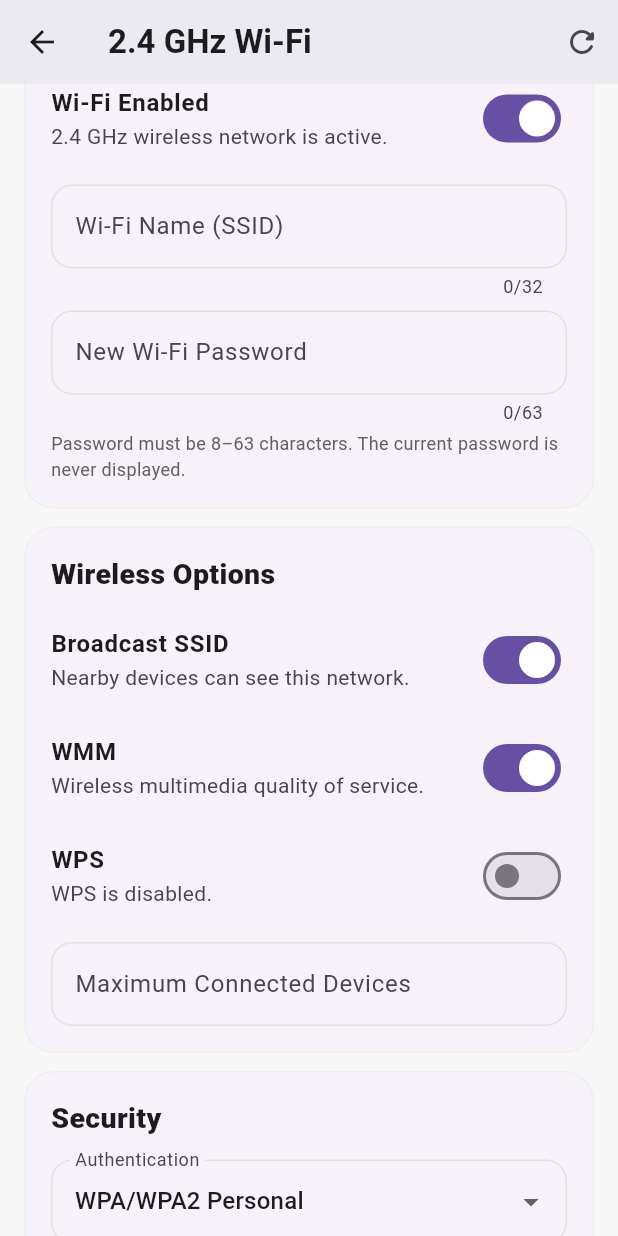
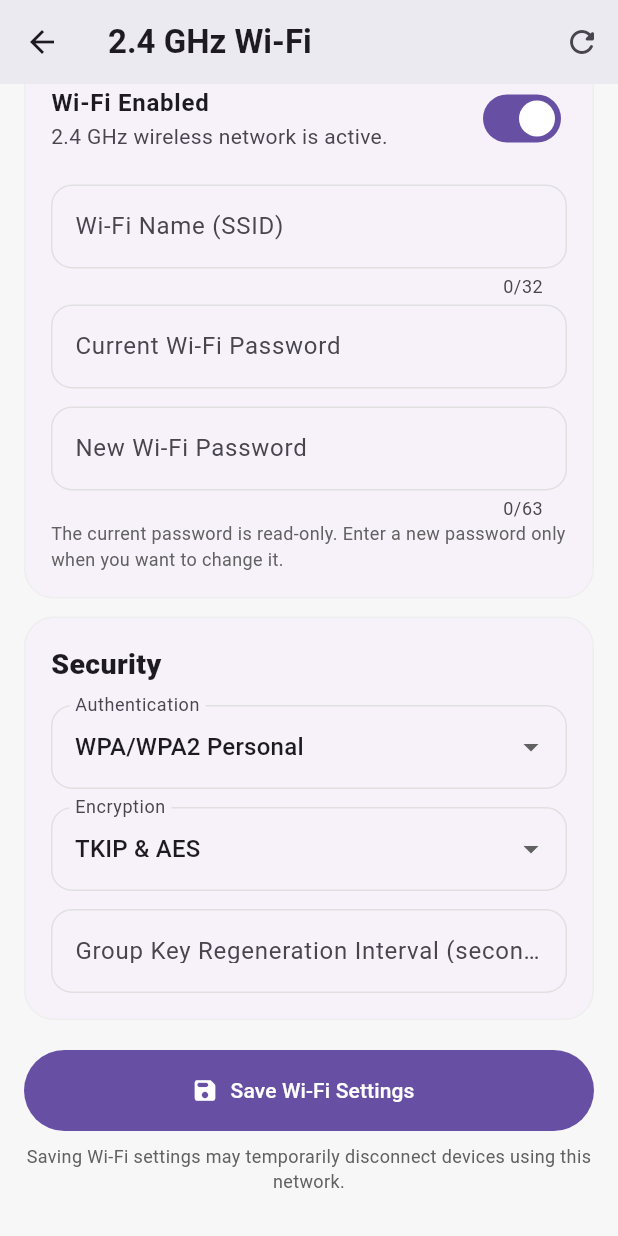
Before and after one commit to jobs2019/router-manager, a Flutter app: the HuaweiWifiSettingsScreen screen opened directly with empty values, scrolled down 292 dp, on a phone screen of 412 x 824 dp. Run offline on Flutter 3.47's test engine with Material 3 defaults, Android fonts, the phone set to English and light mode, and no system bars; missing offline and left inert: network_info_plus; network calls fail.

Commit message:
Simplify 2.4 GHz Wi-Fi UI and fix password save path

```diff
--- a/lib/screens/huawei_wifi_settings_screen.dart
+++ b/lib/screens/huawei_wifi_settings_screen.dart
@@ -1,7 +1,9 @@
 import 'package:flutter/material.dart';
 
+import '../models/huawei_simple_wifi_settings.dart';
 import '../models/huawei_wifi_settings.dart';
 import '../services/huawei_api.dart';
+import '../services/huawei_wifi_password.dart';
 
 class HuaweiWifiSettingsScreen extends StatefulWidget {
   final HuaweiApi api;
@@ -19,7 +21,8 @@ class HuaweiWifiSettingsScreen extends StatefulWidget {
 class _HuaweiWifiSettingsScreenState
     extends State<HuaweiWifiSettingsScreen> {
   final _ssidController = TextEditingController();
-  final _passwordController = TextEditingController();
+  final _currentPasswordController = TextEditingController();
+  final _newPasswordController = TextEditingController();
   final _maxDevicesController = TextEditingController();
   final _groupRekeyController = TextEditingController();
 
@@ -45,7 +48,8 @@ class _HuaweiWifiSettingsScreenState
   @override
   void dispose() {
     _ssidController.dispose();
-    _passwordController.dispose();
+    _currentPasswordController.dispose();
+    _newPasswordController.dispose();
     _maxDevicesController.dispose();
     _groupRekeyController.dispose();
     super.dispose();
@@ -61,6 +65,11 @@ class _HuaweiWifiSettingsScreenState
     try {
       final settings = await widget.api.get2GWifiSettings();
       _applySettings(settings);
+
+      final currentPassword = await widget.api.get2GCurrentPassword();
+      if (mounted) {
+        _currentPasswordController.text = currentPassword;
+      }
     } catch (e) {
       if (mounted) {
         setState(() {
@@ -94,6 +103,7 @@ class _HuaweiWifiSettingsScreenState
     final ssid = _ssidController.text.trim();
     final maxDevices = int.tryParse(_maxDevicesController.text.trim());
     final groupRekey = int.tryParse(_groupRekeyController.text.trim());
+    final newPassword = _newPasswordController.text.trim();
 
     if (ssid.isEmpty || ssid.length > 32) {
       _showError('Wi-Fi name must contain 1–32 characters.');
@@ -110,10 +120,9 @@ class _HuaweiWifiSettingsScreenState
       return;
     }
 
-    final password = _passwordController.text;
-    if (password.isNotEmpty &&
-        (password.length < 8 || password.length > 63)) {
-      _showError('Wi-Fi password must contain 8–63 characters.');
+    if (newPassword.isNotEmpty &&
+        (newPassword.length < 8 || newPassword.length > 63)) {
+      _showError('New Wi-Fi password must contain 8–63 characters.');
       return;
     }
 
@@ -136,16 +145,45 @@ class _HuaweiWifiSettingsScreenState
     });
 
     try {
+      // The captured Huawei simple Wi-Fi request is the reliable path for
+      // changing the PSK. It updates m.Key and psk1.PreSharedKey.
+      if (newPassword.isNotEmpty) {
+        final simple = await widget.api.getSimpleWifiSettings();
+
+        final updated2G = HuaweiSimpleWifiBandSettings(
+          enabled: settings.enabled,
+          ssid: settings.ssid,
+          broadcastSsid: settings.broadcastSsid,
+          wmmEnabled: simple.band2G.wmmEnabled,
+          staIsolation: simple.band2G.staIsolation,
+          maxAssociateNum: simple.band2G.maxAssociateNum,
+        );
+
+        await widget.api.updateSimpleWifiSettings(
+          band2G: updated2G,
+          band5G: simple.band5G,
+          password2G: newPassword,
+        );
+      }
+
+      // Keep the existing advanced 2.4 GHz save path for the security
+      // settings. Do not send the password through this path because the
+      // simplewificfg request above is the captured working password path.
       await widget.api.update2GWifiSettings(
         settings: settings,
-        password: password.isEmpty ? null : password,
+        password: null,
       );
 
       if (!mounted) return;
 
-      _passwordController.clear();
+      final currentPassword = await widget.api.get2GCurrentPassword();
+      _newPasswordController.clear();
+      _currentPasswordController.text = currentPassword;
+
       setState(() {
-        _success = '2.4 GHz Wi-Fi settings saved successfully.';
+        _success = newPassword.isEmpty
+            ? '2.4 GHz Wi-Fi settings saved successfully.'
+            : '2.4 GHz Wi-Fi settings and password saved successfully.';
       });
     } catch (e) {
       if (!mounted) return;
@@ -208,24 +246,6 @@ class _HuaweiWifiSettingsScreenState
     );
   }
 
-  Widget _switchTile({
-    required String title,
-    required String subtitle,
-    required bool value,
-    required ValueChanged<bool> onChanged,
-  }) {
-    return SwitchListTile.adaptive(
-      contentPadding: EdgeInsets.zero,
-      title: Text(
-        title,
-        style: const TextStyle(fontWeight: FontWeight.w700),
-      ),
-      subtitle: Text(subtitle),
-      value: value,
-      onChanged: onChanged,
-    );
-  }
-
   @override
   Widget build(BuildContext context) {
     return Scaffold(
@@ -265,11 +285,7 @@ class _HuaweiWifiSettingsScreenState
                       ),
                       child: const Row(
                         children: [
-                          Icon(
-                            Icons.wifi_rounded,
-                            color: Colors.white,
-                            size: 34,
-                          ),
+                          Icon(Icons.wifi_rounded, color: Colors.white, size: 34),
                           SizedBox(width: 14),
                           Expanded(
                             child: Column(
@@ -341,21 +357,22 @@ class _HuaweiWifiSettingsScreenState
                         children: [
                           const Text(
                             'Network',
-                            style: TextStyle(
-                              fontSize: 19,
-                              fontWeight: FontWeight.w800,
-                            ),
+                            style: TextStyle(fontSize: 19, fontWeight: FontWeight.w800),
                           ),
                           const SizedBox(height: 12),
-                          _switchTile(
-                            title: 'Wi-Fi Enabled',
-                            subtitle: _enabled
-                                ? '2.4 GHz wireless network is active.'
-                                : '2.4 GHz wireless network is disabled.',
+                          SwitchListTile.adaptive(
+                            contentPadding: EdgeInsets.zero,
+                            title: const Text(
+                              'Wi-Fi Enabled',
+                              style: TextStyle(fontWeight: FontWeight.w700),
+                            ),
+                            subtitle: Text(
+                              _enabled
+                                  ? '2.4 GHz wireless network is active.'
+                                  : '2.4 GHz wireless network is disabled.',
+                            ),
                             value: _enabled,
-                            onChanged: (value) {
-                              setState(() => _enabled = value);
-                            },
+                            onChanged: (value) => setState(() => _enabled = value),
                           ),
                           const SizedBox(height: 8),
                           TextField(
@@ -363,9 +380,19 @@ class _HuaweiWifiSettingsScreenState
                             maxLength: 32,
                             decoration: _decoration('Wi-Fi Name (SSID)'),
                           ),
-                          const SizedBox(height: 8),
+                          const SizedBox(height: 4),
                           TextField(
-                            controller: _passwordController,
+                            controller: _currentPasswordController,
+                            readOnly: true,
+                            obscureText: false,
+                            decoration: _decoration(
+                              'Current Wi-Fi Password',
+                              hint: 'Router did not expose the password',
+                            ),
+                          ),
+                          const SizedBox(height: 12),
+                          TextField(
+                            controller: _newPasswordController,
                             obscureText: true,
                             maxLength: 63,
                             decoration: _decoration(
@@ -373,65 +400,9 @@ class _HuaweiWifiSettingsScreenState
                               hint: 'Leave blank to keep current password',
                             ),
                           ),
-                          const SizedBox(height: 4),
                           Text(
-                            'Password must be 8–63 characters. The current password is never displayed.',
-                            style: TextStyle(
-                              fontSize: 12,
-                              color: Colors.grey.shade700,
-                            ),
-                          ),
-                        ],
-                      ),
-                    ),
-                    const SizedBox(height: 12),
-                    _card(
-                      child: Column(
-                        crossAxisAlignment: CrossAxisAlignment.start,
-                        children: [
-                          const Text(
-                            'Wireless Options',
-                            style: TextStyle(
-                              fontSize: 19,
-                              fontWeight: FontWeight.w800,
-                            ),
-                          ),
-                          const SizedBox(height: 8),
-                          _switchTile(
-                            title: 'Broadcast SSID',
-                            subtitle: _broadcast
-                                ? 'Nearby devices can see this network.'
-                                : 'The network name is hidden.',
-                            value: _broadcast,
-                            onChanged: (value) {
-                              setState(() => _broadcast = value);
-                            },
-                          ),
-                          _switchTile(
-                            title: 'WMM',
-                            subtitle: 'Wireless multimedia quality of service.',
-                            value: _wmm,
-                            onChanged: (value) {
-                              setState(() => _wmm = value);
-                            },
-                          ),
-                          _switchTile(
-                            title: 'WPS',
-                            subtitle: _wps
-                                ? 'Push-button WPS is enabled.'
-                                : 'WPS is disabled.',
-                            value: _wps,
-                            onChanged: (value) {
-                              setState(() => _wps = value);
-                            },
-                          ),
-                          const SizedBox(height: 8),
-                          TextField(
-                            controller: _maxDevicesController,
-                            keyboardType: TextInputType.number,
-                            decoration: _decoration(
-                              'Maximum Connected Devices',
-                            ),
+                            'The current password is read-only. Enter a new password only when you want to change it.',
+                            style: TextStyle(fontSize: 12, color: Colors.grey.shade700),
                           ),
                         ],
                       ),
@@ -443,10 +414,7 @@ class _HuaweiWifiSettingsScreenState
                         children: [
                           const Text(
                             'Security',
-                            style: TextStyle(
-                              fontSize: 19,
-                              fontWeight: FontWeight.w800,
-                            ),
+                            style: TextStyle(fontSize: 19, fontWeight: FontWeight.w800),
                           ),
                           const SizedBox(height: 14),
                           DropdownButtonFormField<String>(
@@ -506,19 +474,14 @@ class _HuaweiWifiSettingsScreenState
                                 ),
                               )
                             : const Icon(Icons.save_rounded),
-                        label: Text(
-                          _saving ? 'Saving...' : 'Save Wi-Fi Settings',
-                        ),
+                        label: Text(_saving ? 'Saving...' : 'Save Wi-Fi Settings'),
                       ),
                     ),
                     const SizedBox(height: 8),
                     Text(
                       'Saving Wi-Fi settings may temporarily disconnect devices using this network.',
                       textAlign: TextAlign.center,
-                      style: TextStyle(
-                        fontSize: 12,
-                        color: Colors.grey.shade700,
-                      ),
+                      style: TextStyle(fontSize: 12, color: Colors.grey.shade700),
                     ),
                   ],
                 ),
```
